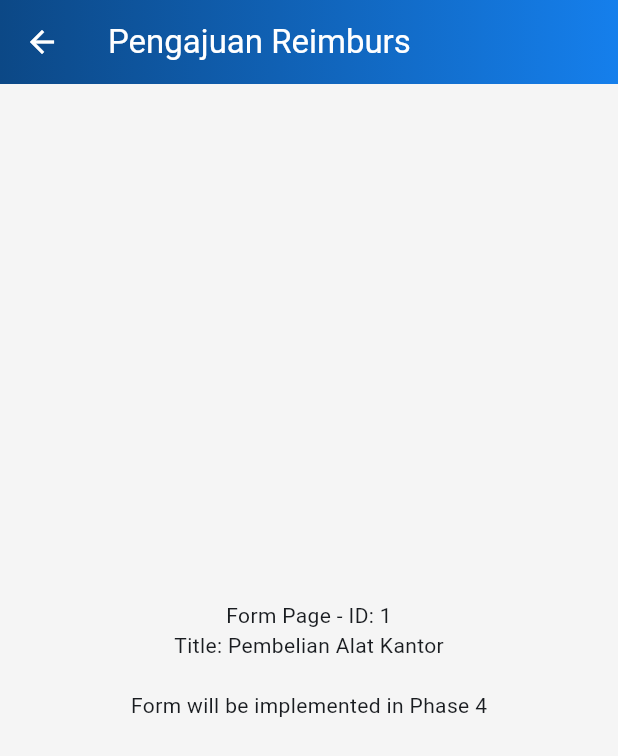
After one commit to RulyOctareza/reimburse_venturo, a Flutter app: the screen it shows after launch, after a tap on "Pembelian Alat Kantor", on a phone screen of 412 x 824 dp. The commit adds this screen. Shown: the top 756 px of the screen. Run offline on Flutter 3.47's test engine with Material 3 defaults, Android fonts, the light colour scheme and no system bars; our stand-ins replace get, google_fonts.

Commit message:
feat: add navigation from list to detail
- Implement onTap navigation on cards
- Implement \"Ajukan >\" button navigation
- Pass data to detail screen
- Setup route parameter handling

```diff
--- /dev/null
+++ b/lib/app/presentation/pages/reimbursement_form_page.dart
@@ -0,0 +1,35 @@
+import 'package:flutter/material.dart';
+import 'package:get/get.dart';
+import 'package:reimburse_venturo/core/constants/app_colors.dart';
+
+class ReimbursementFormPage extends StatelessWidget {
+  const ReimbursementFormPage({super.key});
+
+  @override
+  Widget build(BuildContext context) {
+    final String? itemId = Get.parameters['id'];
+    final String? title = Get.parameters['title'];
+
+    return Scaffold(
+      appBar: AppBar(
+        title: const Text('Pengajuan Reimburs'),
+        flexibleSpace: Container(
+          decoration: const BoxDecoration(
+            gradient: AppColors.primaryGradient,
+          ),
+        ),
+      ),
+      body: Center(
+        child: Column(
+          mainAxisAlignment: MainAxisAlignment.center,
+          children: [
+            Text('Form Page - ID: $itemId'),
+            Text('Title: $title'),
+            const SizedBox(height: 20),
+            const Text('Form will be implemented in Phase 4'),
+          ],
+        ),
+      ),
+    );
+  }
+}
--- a/lib/app/presentation/pages/reimbursement_list_page.dart
+++ b/lib/app/presentation/pages/reimbursement_list_page.dart
@@ -28,6 +28,15 @@ class ReimbursementListPage extends GetView<ReimbursementListController> {
             final item = controller.reimbursements[index];
             return CustomCard(
               padding: const EdgeInsets.all(16),
+              onTap: () {
+                Get.toNamed(
+                  '/reimbursement-form',
+                  parameters: {
+                    'id': item.id,
+                    'title': item.title,
+                  },
+                );
+              },
               child: Row(
                 mainAxisAlignment: MainAxisAlignment.spaceBetween,
                 children: [
--- a/lib/app/routes/app_pages.dart
+++ b/lib/app/routes/app_pages.dart
@@ -1,5 +1,6 @@
 import 'package:get/get.dart';
 import 'package:reimburse_venturo/app/presentation/controllers/reimbursement_list_controller.dart';
+import 'package:reimburse_venturo/app/presentation/pages/reimbursement_form_page.dart';
 import 'package:reimburse_venturo/app/presentation/pages/reimbursement_list_page.dart';
 import 'package:reimburse_venturo/app/routes/app_routes.dart';
 
@@ -16,5 +17,9 @@ class AppPages {
         );
       }),
     ),
+    GetPage(
+      name: AppRoutes.reimbursementForm,
+      page: () => const ReimbursementFormPage(),
+    ),
   ];
 }
```
